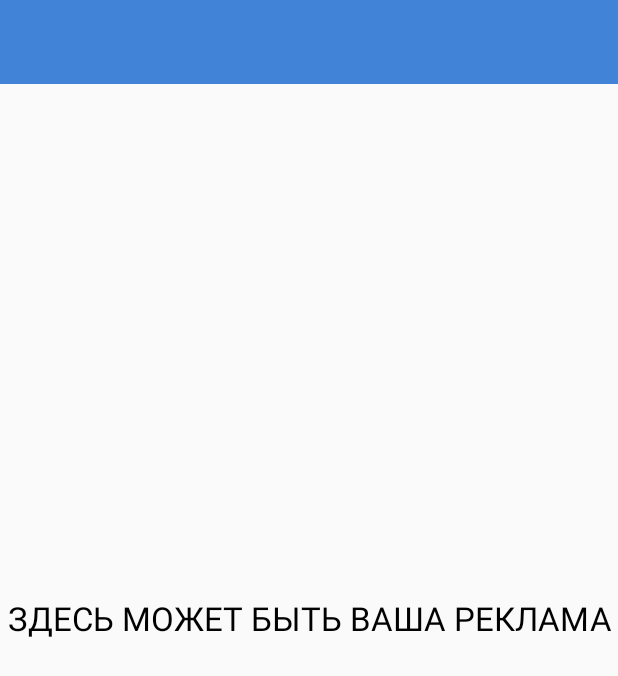
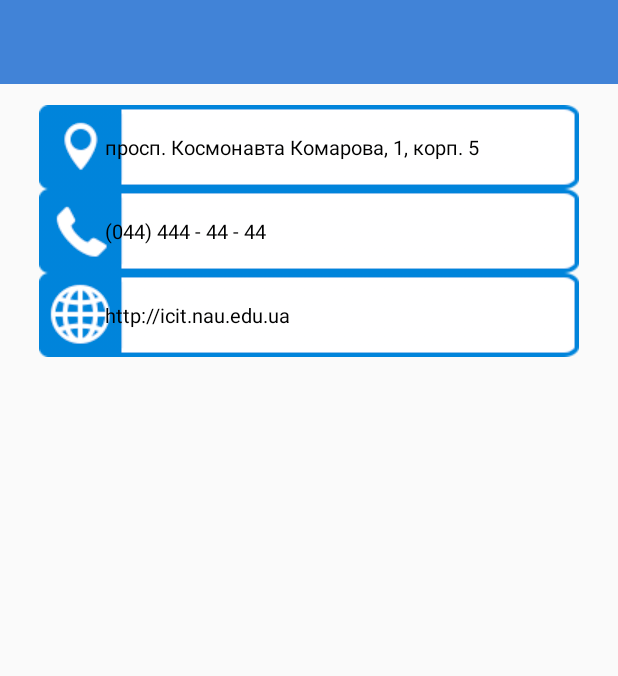
Before and after one commit to PIBODIBU/NAU_Guide, an Android app: the InfoActivity screen opened directly, with no data from a screen before it, on a phone screen of 412 x 824 dp. Shown: the top 676 px of the screen. Run offline under Robolectric (Android 15) with nearby library versions, the light colour scheme and no system bars; our stand-ins replace Picasso; libraries missing offline, so code that uses them is left out: com.mikepenz.materialdrawer; pictures from the network do not load; 5 statements that could not run were skipped.

```diff
--- a/app/src/main/AndroidManifest.xml
+++ b/app/src/main/AndroidManifest.xml
@@ -81,7 +81,7 @@
             android:label="@string/FirstActivity_label" />
 
         <activity
-            android:name=".FloorActivity"
+            android:name=".InfoActivity"
             android:label="@string/FloorActivity_label" />
     </application>
 
--- a/app/src/main/java/ua/nau/edu/NAU_Guide/FloorActivity.java
+++ b/app/src/main/java/ua/nau/edu/NAU_Guide/InfoActivity.java
@@ -1,22 +1,14 @@
 package ua.nau.edu.NAU_Guide;
 
-import android.content.Intent;
 import android.content.SharedPreferences;
 import android.os.Bundle;
-import android.view.View;
-import android.widget.Button;
 import android.widget.TextView;
 import android.widget.Toast;
-
-import com.google.android.gms.maps.GoogleMap;
-import com.sothree.slidinguppanel.SlidingUpPanelLayout;
-
-import ua.nau.edu.University.NAU;
 
 /**
  * Created by root on 10/5/15.
  */
-public class FloorActivity extends BaseNavigationDrawerActivity {
+public class InfoActivity extends BaseNavigationDrawerActivity {
 
     private static final String GLOBAL_PREFERENCES = "GLOBAL_PREFERENCES";
     private static final String FIRST_LAUNCH_KEY = "FIRST_LAUNCH_KEY";
@@ -41,7 +33,7 @@ public class FloorActivity extends BaseNavigationDrawerActivity {
 
     /*****/
 
-    public FloorActivity() {
+    public InfoActivity() {
     }
 
     /***
@@ -54,7 +46,7 @@ public class FloorActivity extends BaseNavigationDrawerActivity {
     @Override
     protected void onCreate(Bundle savedInstanceState) {
         super.onCreate(savedInstanceState);
-        setContentView(R.layout.activity_floor);
+        setContentView(R.layout.activity_info);
 
 // Get and set system services & Buttons & SharedPreferences & Requests
         settings_global = getSharedPreferences(GLOBAL_PREFERENCES, MODE_PRIVATE);
@@ -68,6 +60,17 @@ public class FloorActivity extends BaseNavigationDrawerActivity {
                 settings_vk.getString(VK_PHOTO_KEY, ""),
                 settings_vk.getString(VK_EMAIL_KEY, "")
         );
+
+        int i = getIntent().getIntExtra("Corp", -1);
+
+        toastShowShort(Integer.toString(i));
     }
 
+    public void toastShowLong(String TEXT) {
+        Toast.makeText(getApplicationContext(), TEXT, Toast.LENGTH_LONG).show();
+    }
+
+    public void toastShowShort(String TEXT) {
+        Toast.makeText(getApplicationContext(), TEXT, Toast.LENGTH_SHORT).show();
+    }
 }
--- a/app/src/main/res/layout/activity_floor.xml
+++ /dev/null
@@ -1,25 +0,0 @@
-<RelativeLayout xmlns:android="http://schemas.android.com/apk/res/android"
-    xmlns:tools="http://schemas.android.com/tools"
-    android:layout_width="match_parent"
-    android:layout_height="match_parent"
-    tools:context=".FloorActivity">
-
-    <android.support.v7.widget.Toolbar
-        android:id="@+id/toolbar"
-        android:layout_width="match_parent"
-        android:layout_height="wrap_content"
-        android:background="@color/main_blue"
-        android:minHeight="?attr/actionBarSize" />
-
-    <TextView
-        android:layout_width="wrap_content"
-        android:layout_height="wrap_content"
-        android:textAppearance="?android:attr/textAppearanceLarge"
-        android:text="ЗДЕСЬ МОЖЕТ БЫТЬ ВАША РЕКЛАМА"
-        android:id="@+id/textView2"
-        android:layout_centerVertical="true"
-        android:layout_centerHorizontal="true"
-        android:textColor="#010101"
-        android:gravity="center" />
-
-</RelativeLayout>
--- /dev/null
+++ b/app/src/main/res/layout/activity_info.xml
@@ -0,0 +1,96 @@
+<RelativeLayout xmlns:android="http://schemas.android.com/apk/res/android"
+    xmlns:tools="http://schemas.android.com/tools"
+    android:layout_width="fill_parent"
+    android:layout_height="fill_parent"
+    tools:context=".FloorActivity">
+
+    <android.support.v7.widget.Toolbar
+        android:id="@+id/toolbar"
+        android:layout_width="match_parent"
+        android:layout_height="wrap_content"
+        android:background="@color/main_blue"
+        android:minHeight="?attr/actionBarSize" />
+
+    <ImageView
+        android:id="@+id/imageView3"
+        android:layout_width="fill_parent"
+        android:layout_height="wrap_content"
+        android:layout_marginLeft="20dp"
+        android:layout_marginRight="20dp"
+        android:layout_marginTop="70dp"
+        android:src="@drawable/info_adress" />
+
+    <ImageView
+        android:id="@+id/imageView4"
+        android:layout_width="wrap_content"
+        android:layout_height="wrap_content"
+        android:layout_below="@+id/imageView3"
+        android:layout_centerHorizontal="true"
+        android:layout_marginLeft="20dp"
+        android:layout_marginRight="20dp"
+        android:src="@drawable/info_phone" />
+
+    <ImageView
+        android:id="@+id/imageView5"
+        android:layout_width="fill_parent"
+        android:layout_height="wrap_content"
+        android:layout_below="@+id/imageView4"
+        android:layout_centerHorizontal="true"
+        android:layout_marginLeft="20dp"
+        android:layout_marginRight="20dp"
+        android:src="@drawable/info_web" />
+
+    <TextView
+        android:id="@+id/textView2"
+        android:layout_width="wrap_content"
+        android:layout_height="wrap_content"
+        android:layout_alignBottom="@+id/imageView3"
+        android:layout_alignEnd="@+id/imageView3"
+        android:layout_alignLeft="@+id/imageView3"
+        android:layout_alignParentStart="false"
+        android:layout_alignRight="@+id/imageView3"
+        android:layout_alignStart="@+id/imageView3"
+        android:layout_alignTop="@+id/imageView3"
+        android:layout_marginLeft="50dp"
+        android:gravity="center_vertical|center_horizontal|left"
+        android:text="просп. Космонавта Комарова, 1, корп. 5"
+        android:textAlignment="gravity"
+        android:textAppearance="?android:attr/textAppearanceLarge"
+        android:textColor="#000000"
+        android:textSize="13sp" />
+
+    <TextView
+        android:id="@+id/textView3"
+        android:layout_width="wrap_content"
+        android:layout_height="wrap_content"
+        android:layout_alignBottom="@+id/imageView4"
+        android:layout_alignEnd="@+id/imageView4"
+        android:layout_alignRight="@+id/imageView4"
+        android:layout_alignTop="@+id/imageView4"
+        android:gravity="center_vertical|center_horizontal|left"
+        android:text="(044) 444 - 44 - 44"
+        android:textAlignment="gravity"
+        android:textAppearance="?android:attr/textAppearanceLarge"
+        android:textColor="#000000"
+        android:textSize="13sp"
+        android:layout_alignLeft="@+id/textView2"
+        android:layout_alignStart="@+id/textView2" />
+
+    <TextView
+        android:id="@+id/textView4"
+        android:layout_width="wrap_content"
+        android:layout_height="wrap_content"
+        android:layout_alignBottom="@+id/imageView5"
+        android:layout_alignEnd="@+id/textView3"
+        android:layout_alignLeft="@+id/textView3"
+        android:layout_alignRight="@+id/textView3"
+        android:layout_alignStart="@+id/textView3"
+        android:layout_alignTop="@+id/imageView5"
+        android:gravity="center_vertical|center_horizontal|left"
+        android:text="http://icit.nau.edu.ua"
+        android:textAlignment="gravity"
+        android:textAppearance="?android:attr/textAppearanceLarge"
+        android:textColor="#000000"
+        android:textSize="13sp" />
+
+</RelativeLayout>
```
Also changed, not shown: app/src/main/java/ua/nau/edu/NAU_Guide/MapsActivity.java (+99 -27 lines), app/src/main/res/layout/activity_maps.xml (+8 -5 lines), app/src/main/res/drawable/default_header_icon.png, app/src/main/res/drawable/info_adress.png (added), app/src/main/res/drawable/info_phone.png (added), app/src/main/res/drawable/info_web.png (added), 2 other files.
